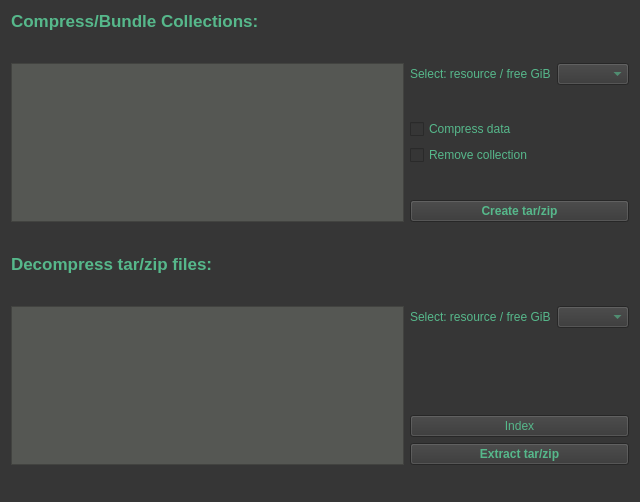
Qt form gui/ui-files/tabDataBundle.ui (iBridges-for-iRODS/iBridges) before a commit.
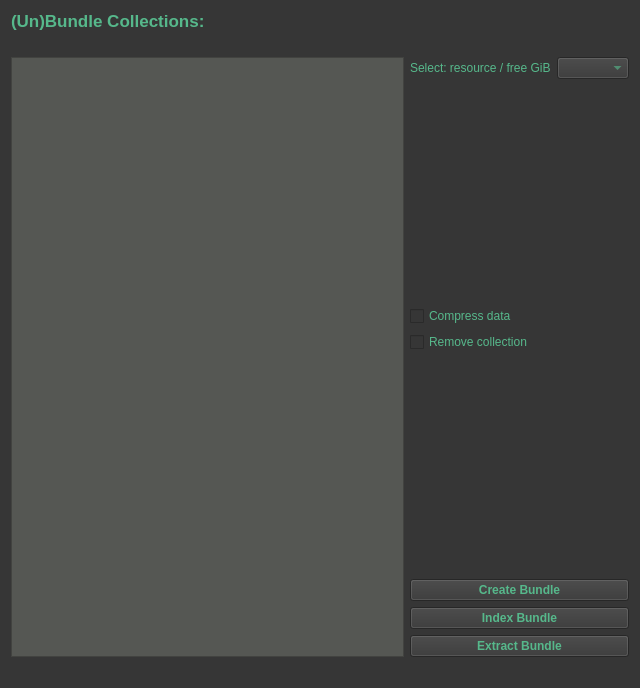
The same form after that commit.

Commit message: [#13] Simplify dual panes into a single pane view

Diff of the .ui file:
```diff
--- a/gui/ui-files/tabDataBundle.ui
+++ b/gui/ui-files/tabDataBundle.ui
@@ -16,24 +16,19 @@
   <property name="styleSheet">
    <string notr="true">QWidget
 {
-	color: rgb(86, 184, 139);
-	background-color: rgb(54, 54, 54);
-	selection-background-color: rgb(58, 152, 112);
+ color: rgb(86, 184, 139);
+ background-color: rgb(54, 54, 54);
+ selection-background-color: rgb(58, 152, 112);
 }
 
 QTreeView
 {
-background-color: rgb(85, 87, 83);
+ background-color: rgb(85, 87, 83);
 }
 
-QLabel#createStatusLabel
+QLabel#statusLabel
 {
-color: rgb(217, 174, 23);
-}
-
-QLabel#unpackStatusLabel
-{
-color: rgb(217, 174, 23);
+ color: rgb(217, 174, 23);
 }
 </string>
   </property>
@@ -48,7 +43,7 @@
       </font>
      </property>
      <property name="text">
-      <string>Compress/Bundle Collections:</string>
+      <string>(Un)Bundle Collections:</string>
      </property>
     </widget>
    </item>
@@ -79,7 +74,7 @@
        <property name="minimumSize">
         <size>
          <width>0</width>
-         <height>150</height>
+         <height>600</height>
         </size>
        </property>
        <property name="editTriggers">
@@ -155,7 +150,33 @@
           </font>
          </property>
          <property name="text">
-          <string>Create tar/zip</string>
+          <string>Create Bundle</string>
+         </property>
+        </widget>
+       </item>
+       <item>
+        <widget class="QPushButton" name="indexButton">
+         <property name="font">
+          <font>
+           <weight>75</weight>
+           <bold>true</bold>
+          </font>
+         </property>
+         <property name="text">
+          <string>Index Bundle</string>
+         </property>
+        </widget>
+       </item>
+       <item>
+        <widget class="QPushButton" name="extractButton">
+         <property name="font">
+          <font>
+           <weight>75</weight>
+           <bold>true</bold>
+          </font>
+         </property>
+         <property name="text">
+          <string>Extract Bundle</string>
          </property>
         </widget>
        </item>
@@ -186,147 +207,6 @@
      </property>
     </widget>
    </item>
-   <item>
-    <spacer name="verticalSpacer_8">
-     <property name="orientation">
-      <enum>Qt::Vertical</enum>
-     </property>
-     <property name="sizeType">
-      <enum>QSizePolicy::Expanding</enum>
-     </property>
-     <property name="sizeHint" stdset="0">
-      <size>
-       <width>20</width>
-       <height>20</height>
-      </size>
-     </property>
-    </spacer>
-   </item>
-   <item>
-    <widget class="QLabel" name="label_3">
-     <property name="font">
-      <font>
-       <pointsize>13</pointsize>
-       <weight>75</weight>
-       <bold>true</bold>
-      </font>
-     </property>
-     <property name="text">
-      <string>Decompress tar/zip files:</string>
-     </property>
-    </widget>
-   </item>
-   <item>
-    <spacer name="verticalSpacer_5">
-     <property name="orientation">
-      <enum>Qt::Vertical</enum>
-     </property>
-     <property name="sizeHint" stdset="0">
-      <size>
-       <width>20</width>
-       <height>40</height>
-      </size>
-     </property>
-    </spacer>
-   </item>
-   <item>
-    <widget class="QLabel" name="irodsZoneLabel2">
-     <property name="text">
-      <string/>
-     </property>
-    </widget>
-   </item>
-   <item>
-    <layout class="QHBoxLayout" name="horizontalLayout_3">
-     <item>
-      <widget class="QTreeView" name="irodsCompressionTree">
-       <property name="minimumSize">
-        <size>
-         <width>0</width>
-         <height>150</height>
-        </size>
-       </property>
-       <property name="editTriggers">
-        <set>QAbstractItemView::NoEditTriggers</set>
-       </property>
-       <property name="selectionMode">
-        <enum>QAbstractItemView::NoSelection</enum>
-       </property>
-      </widget>
-     </item>
-     <item>
-      <layout class="QVBoxLayout" name="verticalLayout_2">
-       <item>
-        <layout class="QHBoxLayout" name="horizontalLayout_4">
-         <item>
-          <widget class="QLabel" name="label_4">
-           <property name="text">
-            <string>Select: resource / free GiB</string>
-           </property>
-          </widget>
-         </item>
-         <item>
-          <widget class="QComboBox" name="decompressRescButton"/>
-         </item>
-        </layout>
-       </item>
-       <item>
-        <spacer name="verticalSpacer_6">
-         <property name="orientation">
-          <enum>Qt::Vertical</enum>
-         </property>
-         <property name="sizeHint" stdset="0">
-          <size>
-           <width>20</width>
-           <height>40</height>
-          </size>
-         </property>
-        </spacer>
-       </item>
-       <item>
-        <widget class="QPushButton" name="indexButton">
-         <property name="text">
-          <string>Index</string>
-         </property>
-        </widget>
-       </item>
-       <item>
-        <widget class="QPushButton" name="unpackButton">
-         <property name="font">
-          <font>
-           <weight>75</weight>
-           <bold>true</bold>
-          </font>
-         </property>
-         <property name="text">
-          <string>Extract tar/zip</string>
-         </property>
-        </widget>
-       </item>
-      </layout>
-     </item>
-    </layout>
-   </item>
-   <item>
-    <widget class="QLabel" name="unpackStatusLabel">
-     <property name="text">
-      <string/>
-     </property>
-    </widget>
-   </item>
-   <item>
-    <spacer name="verticalSpacer_7">
-     <property name="orientation">
-      <enum>Qt::Vertical</enum>
-     </property>
-     <property name="sizeHint" stdset="0">
-      <size>
-       <width>20</width>
-       <height>40</height>
-      </size>
-     </property>
-    </spacer>
-   </item>
   </layout>
  </widget>
  <resources/>
```
Left out of the diff: 8 changed lines with no effect on the pictures.
